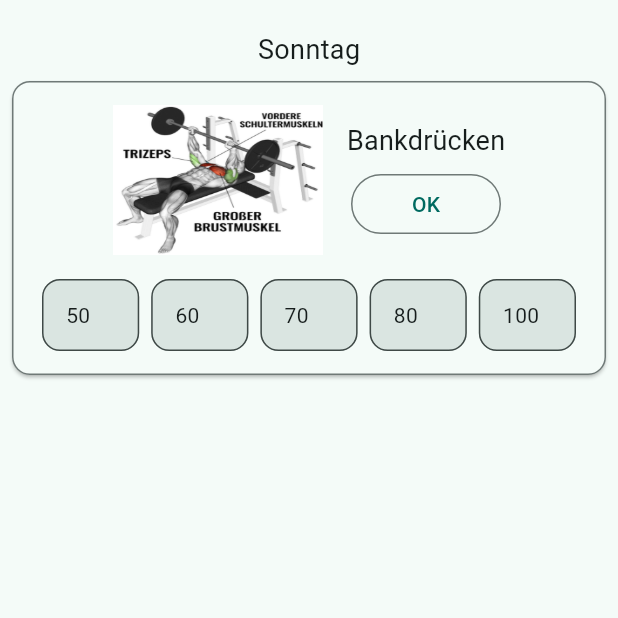
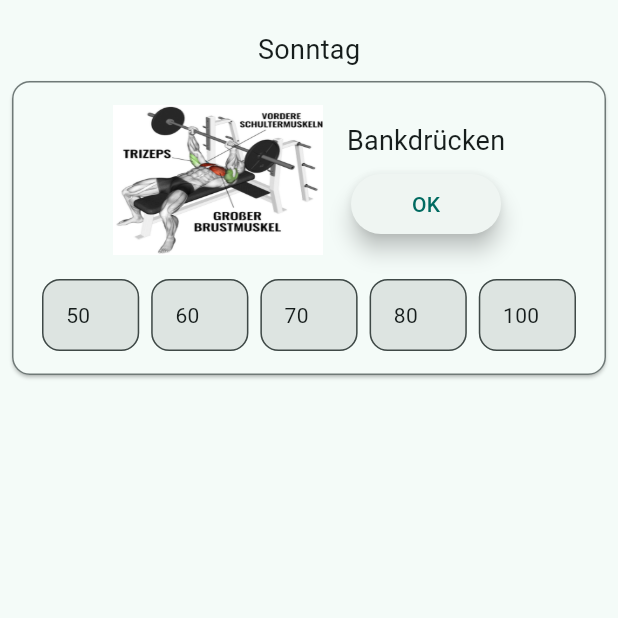
Before and after one commit to mbeck87/pump, a Flutter app: the screen it shows after launch, on a phone screen of 412 x 824 dp, the top half of it. Run offline on Flutter 3.47's test engine with Material 3 defaults, Android fonts, the light colour scheme and no system bars.

Commit message:
gui optimizations

```diff
--- a/lib/exercise.dart
+++ b/lib/exercise.dart
@@ -91,7 +91,10 @@ class _ExerciseCardState extends State<ExerciseCard> {
                     const SizedBox(height: 5),
                     SizedBox(
                       width: 100,
-                      child: OutlinedButton(
+                      child: ElevatedButton(
+                        style: ElevatedButton.styleFrom(
+                          elevation: 6, // z. B. mehr Schatten
+                        ),
                         onPressed: () {
                           _setSets();
                           widget.onApply?.call(widget.name, widget.sets);
@@ -131,7 +134,7 @@ class _ExerciseCardState extends State<ExerciseCard> {
                           ),
                         ),
                         filled: true,
-                        fillColor: colorScheme.surfaceVariant,
+                        fillColor: colorScheme.surfaceContainerHighest,
                         contentPadding: const EdgeInsets.symmetric(
                           vertical: 8,
                           horizontal: 12,
--- a/lib/main.dart
+++ b/lib/main.dart
@@ -49,7 +49,7 @@ class HomeScreen extends StatelessWidget {
               manager.getDay(),
               style: TextStyle(
                 fontSize: 18,
-                color: Theme.of(context).colorScheme.onBackground,
+                color: Theme.of(context).colorScheme.onSurface,
               ),
             ),
             manager.getCard("bankdrücken"),
```
